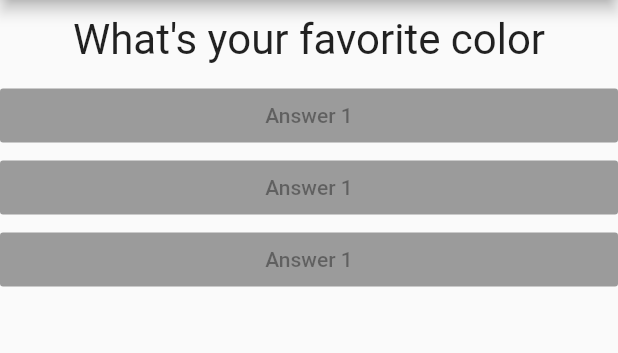
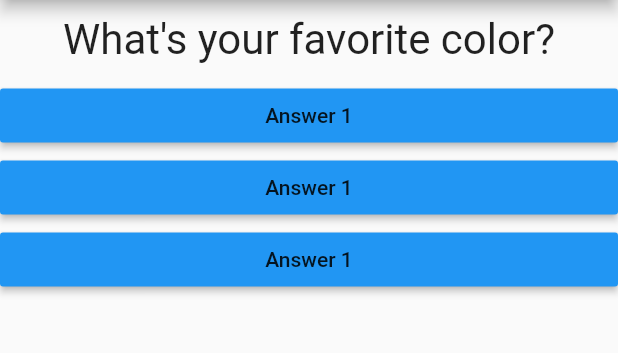
Before and after one commit to fintico/flutter_tutorial, a Flutter app: the screen it shows after launch, on a phone screen of 412 x 824 dp, the part 84-437 px from its top. Run offline on Flutter 3.47's test engine with Material 2 defaults, Android fonts, the phone set to English and light mode, and no system bars.

Commit message:
Aca definimos una función generica en la Custom Class, dicha funcion es definida en la clase padre cosa que usa los parametros y valores que este tiene en su memoria

```diff
--- a/lib/answer.dart
+++ b/lib/answer.dart
@@ -1,6 +1,10 @@
 import 'package:flutter/material.dart';
 
 class Answer extends StatelessWidget {
+  final Function selectHandler;
+
+  Answer(this.selectHandler);
+
   @override
   Widget build(BuildContext context) {
     return Container(
@@ -8,7 +12,7 @@ class Answer extends StatelessWidget {
       child: RaisedButton(
         color: Colors.blue,
         child: Text('Answer 1'),
-        onPressed: null,
+        onPressed: selectHandler,
       ),
     );
   }
--- a/lib/main.dart
+++ b/lib/main.dart
@@ -25,8 +25,8 @@ class _MyAppState extends State<MyApp> {
   @override
   Widget build(BuildContext context) {
     var questions = [
-      'What\'s your favorite color',
-      'What\'s you favorite animal',
+      'What\'s your favorite color?',
+      'What\'s you favorite animal?',
     ];
     return MaterialApp(
       home: Scaffold(
@@ -34,9 +34,9 @@ class _MyAppState extends State<MyApp> {
           body: Column(
             children: <Widget>[
               Question(questions[_questionIndex]),
-              Answer(),
-              Answer(),
-              Answer(),
+              Answer(_myAnswerQuestion),
+              Answer(_myAnswerQuestion),
+              Answer(_myAnswerQuestion),
             ],
           )),
     );
```
